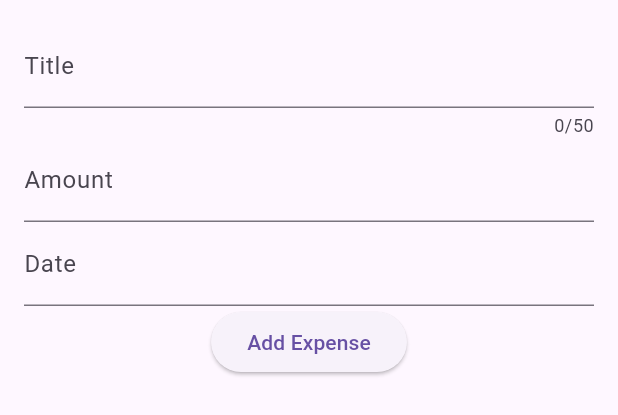
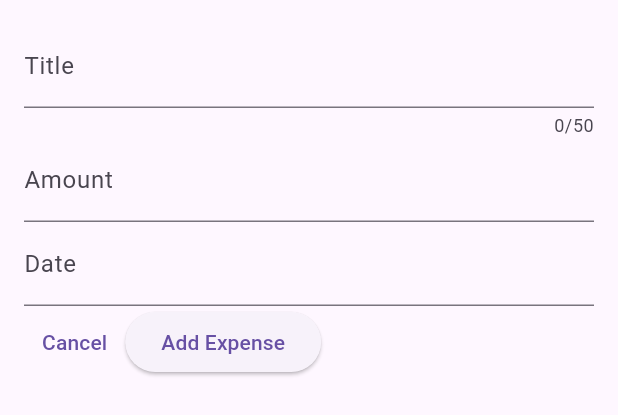
Before and after one commit to vohoangloc123/expense_tracker, a Flutter app: the NewExpense widget shown alone on an empty page, opened directly, after a tap on "Add Expense", on a phone screen of 412 x 824 dp. Shown: the top 415 px of the screen. Run offline on Flutter 3.47's test engine with Material 3 defaults, Android fonts, the phone set to English and light mode, and no system bars.

Commit message:
Added a New Input

```diff
--- a/lib/widgets/expenses_list/new_expense.dart
+++ b/lib/widgets/expenses_list/new_expense.dart
@@ -35,17 +35,29 @@ class _NewExpenseState extends State<NewExpense> {
             maxLength: 50,
             decoration: const InputDecoration(labelText: "Title"),
           ),
-          const TextField(
-            decoration: InputDecoration(labelText: "Amount"),
+          TextField(
+            controller: _amountController,
+            keyboardType: TextInputType.number,
+            decoration:
+                const InputDecoration(prefixText: '\$ ', labelText: "Amount"),
           ),
           const TextField(
             decoration: InputDecoration(labelText: "Date"),
           ),
-          ElevatedButton(
-            onPressed: () {
-              print(_titleController.text);
-            },
-            child: const Text("Add Expense"),
+          Row(
+            children: [
+              TextButton(
+                onPressed: () {},
+                child: const Text("Cancel"),
+              ),
+              ElevatedButton(
+                onPressed: () {
+                  print(_titleController.text);
+                  print(_amountController.text);
+                },
+                child: const Text("Add Expense"),
+              )
+            ],
           )
         ],
       ),
```
